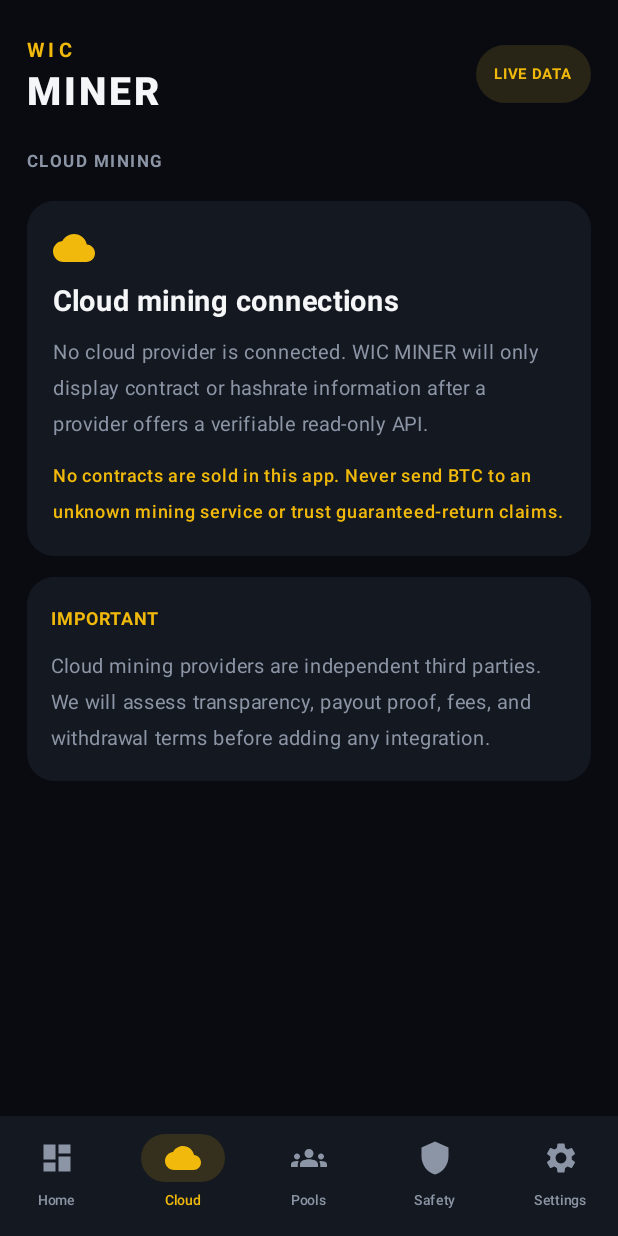
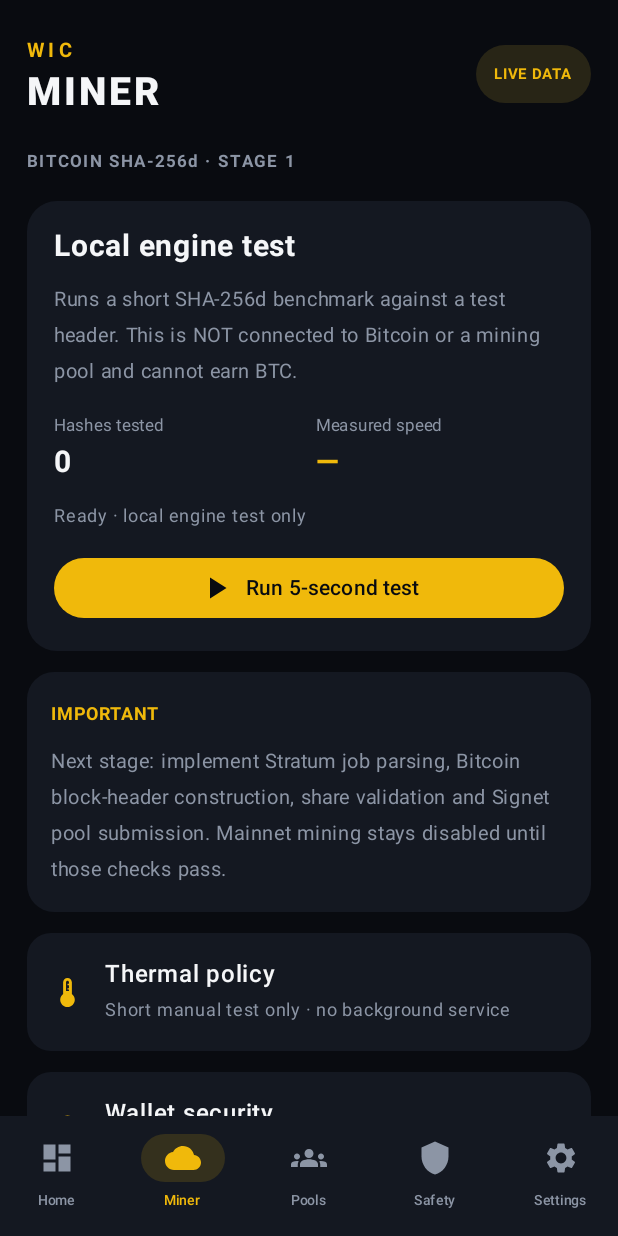
Before and after one commit to rouaissiaymen22-create/WIC-MINER, an Android app built with Jetpack Compose: the screen it shows after launch (MainActivity), item 2 of the bottom bar chosen, on a phone screen of 412 x 824 dp. Run offline under Robolectric (Android 15) with nearby library versions, the phone set to English and light mode, and no system bars.

Commit message:
Add honest local SHA-256d miner test screen

```diff
--- a/app/src/main/java/com/wicminer/app/MainActivity.kt
+++ b/app/src/main/java/com/wicminer/app/MainActivity.kt
@@ -138,7 +138,7 @@ fun WicMinerApp() {
             containerColor = Ink,
             bottomBar = {
                 NavigationBar(containerColor = Panel) {
-                    val labels = listOf("Home", "Cloud", "Pools", "Safety", "Settings")
+                    val labels = listOf("Home", "Miner", "Pools", "Safety", "Settings")
                     val icons = listOf(Icons.Default.Dashboard, Icons.Default.Cloud, Icons.Default.Groups, Icons.Default.Shield, Icons.Default.Settings)
                     labels.forEachIndexed { i, label ->
                         NavigationBarItem(
@@ -177,18 +177,7 @@ fun WicMinerApp() {
                         item { Notice("These are public Bitcoin network indicators, not your personal mining hashrate, balance, or earnings.") }
                     }
                     1 -> {
-                        item { SectionTitle("CLOUD MINING") }
-                        item {
-                            Card(colors = CardDefaults.cardColors(containerColor = Panel), shape = RoundedCornerShape(18.dp)) {
-                                Column(Modifier.padding(17.dp), verticalArrangement = Arrangement.spacedBy(10.dp)) {
-                                    Icon(Icons.Default.Cloud, tint = Gold, modifier = Modifier.size(28.dp), contentDescription = null)
-                                    Text("Cloud mining connections", color = White, fontSize = 19.sp, fontWeight = FontWeight.Bold)
-                                    Text("No cloud provider is connected. WIC MINER will only display contract or hashrate information after a provider offers a verifiable read-only API.", color = Muted, fontSize = 13.sp)
-                                    Text("No contracts are sold in this app. Never send BTC to an unknown mining service or trust guaranteed-return claims.", color = Gold, fontSize = 12.sp, fontWeight = FontWeight.SemiBold)
-                                }
-                            }
-                        }
-                        item { Notice("Cloud mining providers are independent third parties. We will assess transparency, payout proof, fees, and withdrawal terms before adding any integration.") }
+                        item { MinerPanel() }
                     }
                     2 -> {
                         item { SectionTitle("MINING POOL OBSERVER") }
@@ -258,11 +247,11 @@ fun HeroCard() {
         Column(Modifier.fillMaxWidth().padding(20.dp), verticalArrangement = Arrangement.spacedBy(10.dp)) {
             Text("BITCOIN MINING CONTROL", color = Gold, fontSize = 11.sp, fontWeight = FontWeight.Bold, letterSpacing = 1.5.sp)
             Text("Your mining, your control.", color = White, fontSize = 27.sp, fontWeight = FontWeight.ExtraBold, lineHeight = 31.sp)
-            Text("A read-only companion for Bitcoin network and mining-pool intelligence.", color = Muted, fontSize = 13.sp)
+            Text("Bitcoin SHA-256d engine validation, then verified Signet pool mining.", color = Muted, fontSize = 13.sp)
             Row(verticalAlignment = Alignment.CenterVertically) {
                 Icon(Icons.Default.Shield, contentDescription = null, tint = Gold, modifier = Modifier.size(17.dp))
                 Spacer(Modifier.width(7.dp))
-                Text("NO PHONE MINING · NO FAKE REWARDS", color = Gold, fontSize = 10.sp, fontWeight = FontWeight.Bold)
+                Text("MANUAL MINING TEST · HONEST METRICS", color = Gold, fontSize = 10.sp, fontWeight = FontWeight.Bold)
             }
         }
     }
@@ -307,3 +296,63 @@ fun SafetyRow(title: String, detail: String, icon: androidx.compose.ui.graphics.
         }
     }
 }
+
+
+@Composable
+fun MinerPanel() {
+    var running by remember { mutableStateOf(false) }
+    var hashes by remember { mutableLongStateOf(0L) }
+    var rate by remember { mutableStateOf("—") }
+    var status by remember { mutableStateOf("Ready · local engine test only") }
+    val scope = rememberCoroutineScope()
+
+    Column(verticalArrangement = Arrangement.spacedBy(14.dp)) {
+        SectionTitle("BITCOIN SHA-256d · STAGE 1")
+        Card(colors = CardDefaults.cardColors(containerColor = Panel), shape = RoundedCornerShape(20.dp)) {
+            Column(Modifier.fillMaxWidth().padding(18.dp), verticalArrangement = Arrangement.spacedBy(12.dp)) {
+                Text("Local engine test", color = White, fontSize = 20.sp, fontWeight = FontWeight.Bold)
+                Text("Runs a short SHA-256d benchmark against a test header. This is NOT connected to Bitcoin or a mining pool and cannot earn BTC.", color = Muted, fontSize = 13.sp)
+                Row(Modifier.fillMaxWidth(), horizontalArrangement = Arrangement.spacedBy(10.dp)) {
+                    Column(Modifier.weight(1f)) {
+                        Text("Hashes tested", color = Muted, fontSize = 11.sp)
+                        Text("%,d".format(hashes), color = White, fontSize = 20.sp, fontWeight = FontWeight.Bold)
+                    }
+                    Column(Modifier.weight(1f)) {
+                        Text("Measured speed", color = Muted, fontSize = 11.sp)
+                        Text(rate, color = Gold, fontSize = 20.sp, fontWeight = FontWeight.Bold)
+                    }
+                }
+                Text(status, color = Muted, fontSize = 12.sp)
+                Button(
+                    onClick = {
+                        scope.launch {
+                            running = true
+                            status = "Running 5-second local test…"
+                            try {
+                                val result = Sha256dBenchmark.run()
+                                hashes = result.hashes
+                                rate = "%.2f kH/s".format(result.hashesPerSecond / 1000.0)
+                                status = "Completed · test header only · no BTC earned"
+                            } catch (_: Exception) {
+                                status = "Test stopped"
+                            } finally {
+                                running = false
+                            }
+                        }
+                    },
+                    enabled = !running,
+                    colors = ButtonDefaults.buttonColors(containerColor = Gold, contentColor = Ink),
+                    modifier = Modifier.fillMaxWidth()
+                ) {
+                    if (running) CircularProgressIndicator(Modifier.size(17.dp), color = Ink, strokeWidth = 2.dp)
+                    else Icon(Icons.Default.PlayArrow, contentDescription = null)
+                    Spacer(Modifier.width(8.dp))
+                    Text(if (running) "Testing…" else "Run 5-second test")
+                }
+            }
+        }
+        Notice("Next stage: implement Stratum job parsing, Bitcoin block-header construction, share validation and Signet pool submission. Mainnet mining stays disabled until those checks pass.")
+        SafetyRow("Thermal policy", "Short manual test only · no background service", Icons.Default.Thermostat)
+        SafetyRow("Wallet security", "No seed phrase or private key required", Icons.Default.Lock)
+    }
+}
```
